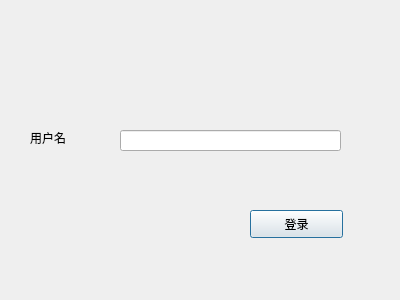
Old version of the form TouristUI/logindlg.ui in the repository Bamboo0206/Tourist_UI.
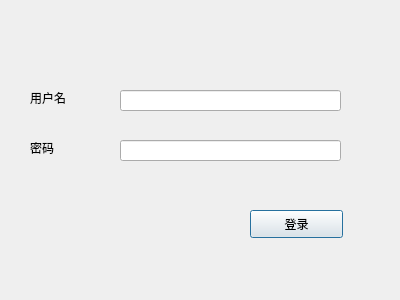
New version of the form.

What changed in the file:
```diff
--- a/TouristUI/logindlg.ui
+++ b/TouristUI/logindlg.ui
@@ -17,7 +17,7 @@
    <property name="geometry">
     <rect>
      <x>30</x>
-     <y>130</y>
+     <y>90</y>
      <width>72</width>
      <height>15</height>
     </rect>
@@ -30,7 +30,7 @@
    <property name="geometry">
     <rect>
      <x>120</x>
-     <y>130</y>
+     <y>90</y>
      <width>221</width>
      <height>21</height>
     </rect>
@@ -49,6 +49,29 @@
     <string>登录</string>
    </property>
   </widget>
+  <widget class="QLabel" name="label">
+   <property name="geometry">
+    <rect>
+     <x>30</x>
+     <y>140</y>
+     <width>72</width>
+     <height>15</height>
+    </rect>
+   </property>
+   <property name="text">
+    <string>密码</string>
+   </property>
+  </widget>
+  <widget class="QLineEdit" name="password_le">
+   <property name="geometry">
+    <rect>
+     <x>120</x>
+     <y>140</y>
+     <width>221</width>
+     <height>21</height>
+    </rect>
+   </property>
+  </widget>
  </widget>
  <resources/>
  <connections/>
```
